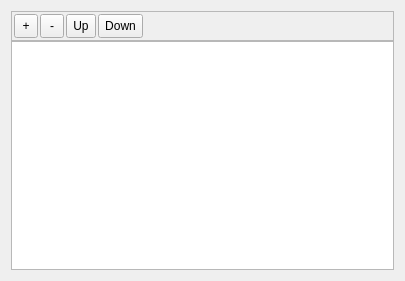
Old version of the form src/app/preferences/pages/gt_moduledirectoriestab.ui in the repository dlr-gtlab/gtlab-core.
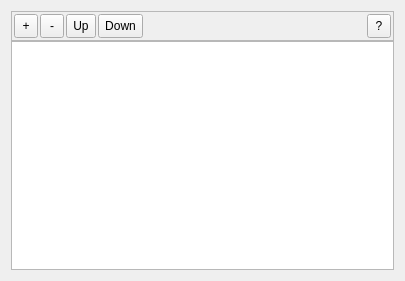
New version of the form. Icons and pictures are not drawn.

Commit message: Add module loading order help in module dirs page

Diff of the .ui file:
```diff
--- a/src/app/preferences/pages/gt_moduledirectoriestab.ui
+++ b/src/app/preferences/pages/gt_moduledirectoriestab.ui
@@ -169,6 +169,31 @@
         </property>
        </spacer>
       </item>
+      <item>
+       <widget class="QToolButton" name="btnHelpPrecedence">
+        <property name="sizePolicy">
+         <sizepolicy hsizetype="Preferred" vsizetype="Preferred">
+          <horstretch>0</horstretch>
+          <verstretch>0</verstretch>
+         </sizepolicy>
+        </property>
+        <property name="minimumSize">
+         <size>
+          <width>24</width>
+          <height>24</height>
+         </size>
+        </property>
+        <property name="baseSize">
+         <size>
+          <width>32</width>
+          <height>32</height>
+         </size>
+        </property>
+        <property name="text">
+         <string>?</string>
+        </property>
+       </widget>
+      </item>
      </layout>
     </widget>
    </item>
```
The commit also changes 2 other files.
